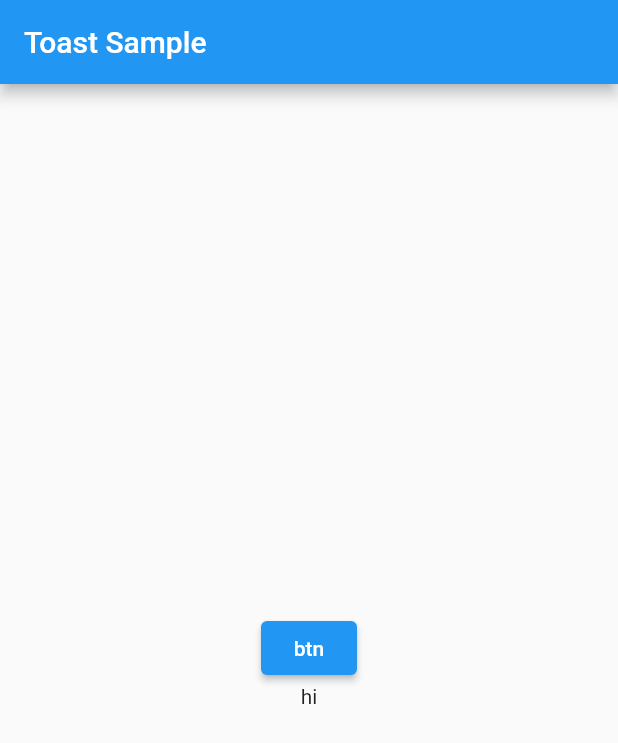
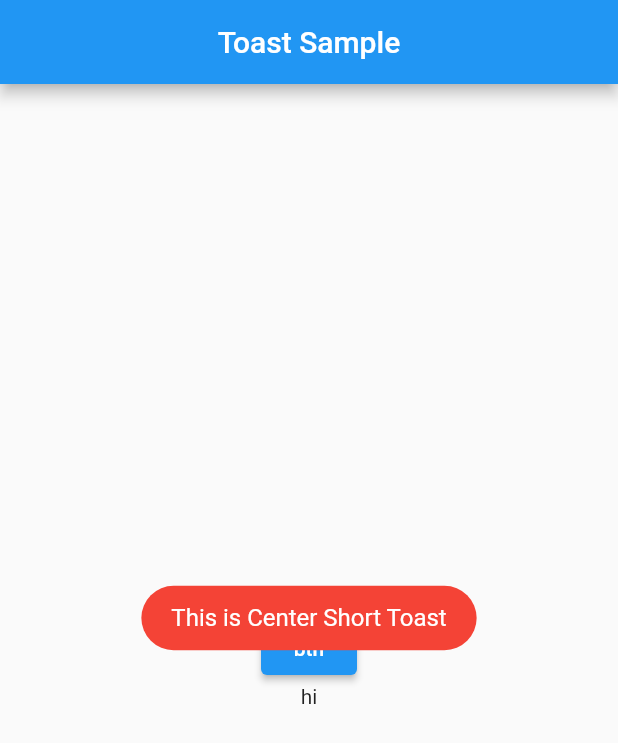
Before and after one commit to cosmosghost/flutter_toast, a Flutter app: the screen it shows after launch, after a tap on "btn", on a phone screen of 412 x 824 dp. Shown: the top 743 px of the screen. Run offline on Flutter 3.47's test engine with Material 2 defaults, Android fonts, the phone set to English and light mode, and no system bars; our stand-ins replace fluttertoast.

Commit message:
Toast 샘플 출력하기

```diff
--- a/lib/pages/homepage.dart
+++ b/lib/pages/homepage.dart
@@ -1,4 +1,5 @@
 import 'package:flutter/material.dart';
+import 'package:fluttertoast/fluttertoast.dart';
 
 class MyHomePage extends StatefulWidget {
   const MyHomePage({Key? key}) : super(key: key);
@@ -7,11 +8,11 @@ class MyHomePage extends StatefulWidget {
 }
 
 class _MyHomePageState extends State<MyHomePage> {
-
   @override
   Widget build(BuildContext context) {
     return Scaffold(
       appBar: AppBar(
+        centerTitle: true,
         title: const Text('Toast Sample'),
       ),
       body: Center(
@@ -19,7 +20,16 @@ class _MyHomePageState extends State<MyHomePage> {
           mainAxisAlignment: MainAxisAlignment.center,
           children: <Widget>[
             ElevatedButton(
-              onPressed: () {},
+              onPressed: () {
+                Fluttertoast.showToast(
+                    msg: "This is Center Short Toast",
+                    toastLength: Toast.LENGTH_SHORT,
+                    gravity: ToastGravity.CENTER,
+                    timeInSecForIosWeb: 1,
+                    backgroundColor: Colors.red,
+                    textColor: Colors.white,
+                    fontSize: 16.0);
+              },
               child: const Text('btn'),
             ),
             const Text('hi'),
--- a/pubspec.yaml
+++ b/pubspec.yaml
@@ -34,6 +34,9 @@ dependencies:
   # The following adds the Cupertino Icons font to your application.
   # Use with the CupertinoIcons class for iOS style icons.
   cupertino_icons: ^1.0.2
+
+  # Toast
+  fluttertoast: ^8.0.9
 
 dev_dependencies:
   flutter_test:
```
Also changed, not shown: pubspec.lock.
